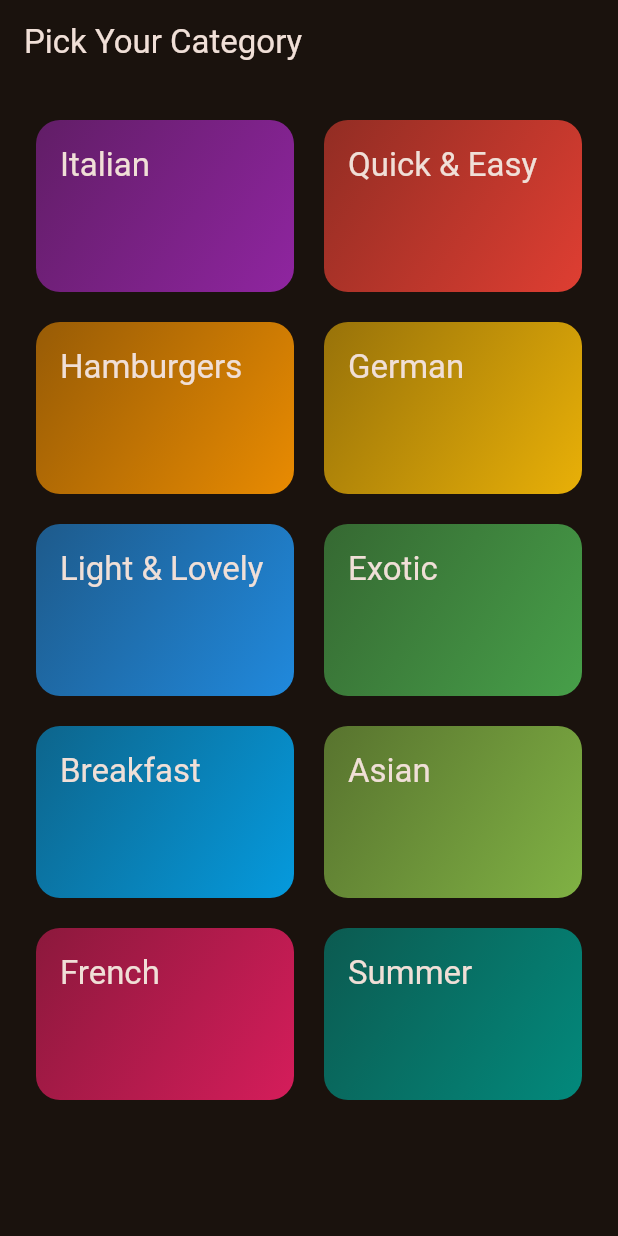
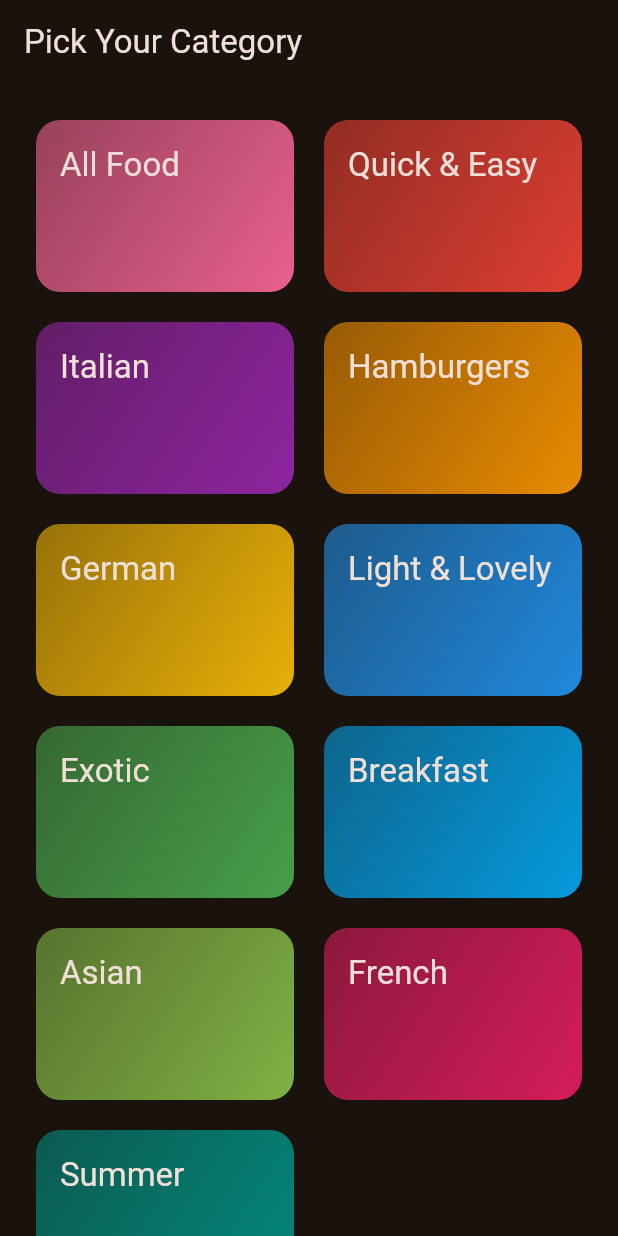
Before and after one commit to ddreambug/Cooking_Recipe, a Flutter app: the screen it shows after launch, on a phone screen of 412 x 824 dp. Run offline on Flutter 3.47's test engine with Material 3 defaults, Android fonts, the phone set to English and light mode, and no system bars; our stand-ins replace transparent_image.

Commit message:
add meal category

```diff
--- a/lib/data/dummy_data.dart
+++ b/lib/data/dummy_data.dart
@@ -6,14 +6,19 @@ import 'package:navigation_demo/models/meal.dart';
 // Constants in Dart should be written in lowerCamelcase.
 const availableCategories = [
   Category(
-    id: 'c1',
-    title: 'Italian',
-    color: Colors.purple,
+    id: 'c0',
+    title: 'All Food',
+    color: Color.fromARGB(255, 255, 105, 155),
   ),
   Category(
     id: 'c2',
     title: 'Quick & Easy',
     color: Colors.red,
+  ),
+  Category(
+    id: 'c1',
+    title: 'Italian',
+    color: Colors.purple,
   ),
   Category(
     id: 'c3',
@@ -61,6 +66,7 @@ const dummyMeals = [
   Meal(
     id: 'm1',
     categories: [
+      'c0',
       'c1',
       'c2',
     ],
@@ -96,6 +102,7 @@ const dummyMeals = [
     id: 'm2',
     categories: [
       'c2',
+      'c0',
     ],
     title: 'Toast Hawaii',
     affordability: Affordability.affordable,
@@ -125,6 +132,7 @@ const dummyMeals = [
     categories: [
       'c2',
       'c3',
+      'c0',
     ],
     title: 'Classic Hamburger',
     affordability: Affordability.pricey,
@@ -156,6 +164,7 @@ const dummyMeals = [
     id: 'm4',
     categories: [
       'c4',
+      'c0',
     ],
     title: 'Wiener Schnitzel',
     affordability: Affordability.luxurious,
@@ -190,9 +199,10 @@ const dummyMeals = [
   Meal(
     id: 'm5',
     categories: [
-      'c2'
-          'c5',
+      'c2',
+      'c5',
       'c10',
+      'c0',
     ],
     title: 'Salad with Smoked Salmon',
     affordability: Affordability.luxurious,
@@ -228,6 +238,7 @@ const dummyMeals = [
     categories: [
       'c6',
       'c10',
+      'c0',
     ],
     title: 'Delicious Orange Mousse',
     affordability: Affordability.affordable,
@@ -263,6 +274,7 @@ const dummyMeals = [
     id: 'm7',
     categories: [
       'c7',
+      'c0',
     ],
     title: 'Pancakes',
     affordability: Affordability.affordable,
@@ -294,6 +306,7 @@ const dummyMeals = [
     id: 'm8',
     categories: [
       'c8',
+      'c0',
     ],
     title: 'Creamy Indian Chicken Curry',
     affordability: Affordability.pricey,
@@ -327,6 +340,7 @@ const dummyMeals = [
     id: 'm9',
     categories: [
       'c9',
+      'c0',
     ],
     title: 'Chocolate Souffle',
     affordability: Affordability.affordable,
@@ -378,6 +392,7 @@ const dummyMeals = [
       'c2',
       'c5',
       'c10',
+      'c0',
     ],
     title: 'Asparagus Salad with Cherry Tomatoes',
     affordability: Affordability.luxurious,
--- a/lib/screen/meals.dart
+++ b/lib/screen/meals.dart
@@ -1,5 +1,6 @@
 import 'package:flutter/material.dart';
 import 'package:navigation_demo/models/meal.dart';
+import 'package:navigation_demo/widget/meal_item.dart';
 
 class Meals extends StatelessWidget {
   const Meals({super.key, required this.title, required this.meals});
@@ -11,7 +12,7 @@ class Meals extends StatelessWidget {
   Widget build(BuildContext context) {
     Widget content = ListView.builder(
       itemCount: meals.length,
-      itemBuilder: (context, index) => Text(meals[index].title),
+      itemBuilder: (context, index) => MealItem(meal: meals[index]),
     );
 
     if (meals.isEmpty) {
--- a/pubspec.yaml
+++ b/pubspec.yaml
@@ -35,6 +35,7 @@ dependencies:
   # The following adds the Cupertino Icons font to your application.
   # Use with the CupertinoIcons class for iOS style icons.
   cupertino_icons: ^1.0.6
+  transparent_image: ^2.0.1
 
 dev_dependencies:
   flutter_test:
```
Also changed, not shown: lib/widget/meal_item.dart (added, +66 -0 lines), pubspec.lock.
